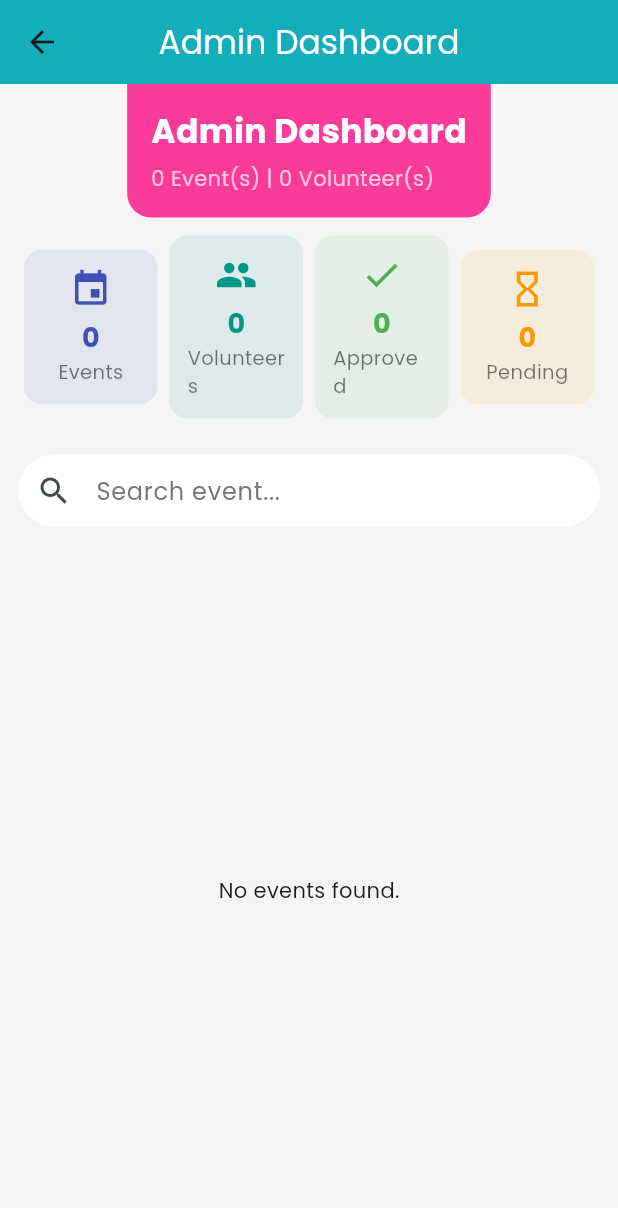
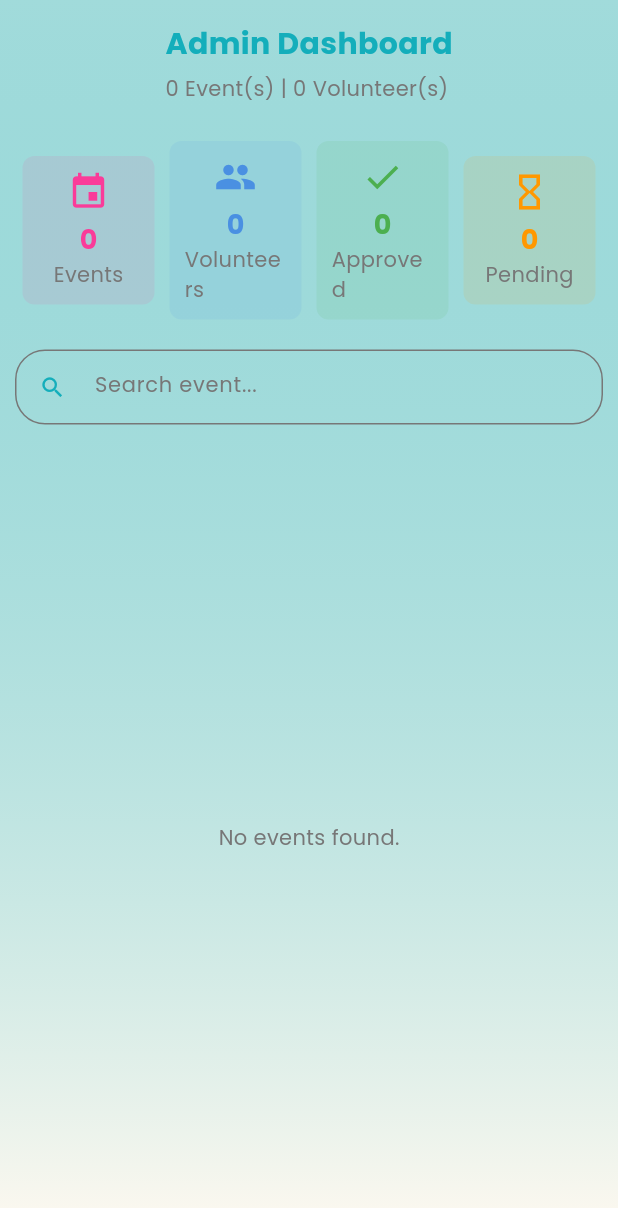
Before and after one commit to louihv/GPS_Flutter, a Flutter app: the AdminDashboardPage screen opened by its route, on a phone screen of 412 x 824 dp. Shown: the top 1208 px of the screen. Run offline on Flutter 3.47's test engine with Material 3 defaults, Android fonts, the phone set to English and light mode, and no system bars; our stand-ins replace firebase_auth, firebase_core, firebase_database, firebase_storage, flutter_map, fluttertoast and 7 more; missing offline and left inert: flutter_map_marker_cluster; accounts and stored records are empty.

Commit message:
admin dashboard changes

```diff
--- a/flutter_application/lib/providers/auth_provider.dart
+++ b/flutter_application/lib/providers/auth_provider.dart
@@ -5,7 +5,7 @@ import 'package:firebase_database/firebase_database.dart';
 
 class AuthProvider extends ChangeNotifier {
   User? _user;
-  Map<String, dynamic>? _userData;   // <-- contains the whole user doc from RTDB
+  Map<String, dynamic>? _userData;
 
   User? get user => _user;
   Map<String, dynamic>? get userData => _userData;
--- a/flutter_application/lib/screens/admin_dashboard_page.dart
+++ b/flutter_application/lib/screens/admin_dashboard_page.dart
@@ -1,5 +1,9 @@
 import 'package:flutter/material.dart';
 import 'package:firebase_database/firebase_database.dart';
+import 'package:flutter_application/styles/global_styles.dart';
+import 'package:google_fonts/google_fonts.dart';
+import '../constants/theme.dart';
+import '../styles/admindashboard_styles.dart';
 
 class AdminDashboardPage extends StatefulWidget {
   const AdminDashboardPage({Key? key}) : super(key: key);
@@ -104,38 +108,37 @@ class _AdminDashboardPageState extends State<AdminDashboardPage> {
     showModalBottomSheet(
       context: context,
       isScrollControlled: true,
-      backgroundColor: Colors.grey[50],
+      backgroundColor: Colors.white,
       shape: const RoundedRectangleBorder(
-          borderRadius: BorderRadius.vertical(top: Radius.circular(24))),
+          borderRadius: BorderRadius.vertical(top: Radius.circular(AdminDashboardStyles.borderRadiusLarge))),
       builder: (_) => Padding(
-        padding:
-            const EdgeInsets.only(top: 20, left: 20, right: 20, bottom: 40),
+        padding: const EdgeInsets.only(
+            top: AdminDashboardStyles.spacingMedium,
+            left: AdminDashboardStyles.spacingMedium,
+            right: AdminDashboardStyles.spacingMedium,
+            bottom: AdminDashboardStyles.spacingLarge),
         child: Column(
           mainAxisSize: MainAxisSize.min,
           children: [
             Text(
               'Applicants for "${eventData['eventName']}"',
-              style: const TextStyle(
-                  fontWeight: FontWeight.bold,
-                  fontSize: 18,
-                  color: Colors.teal),
+              style: AdminDashboardStyles.header,
             ),
-            const SizedBox(height: 12),
+            const SizedBox(height: AdminDashboardStyles.spacingSmall),
             if (applicants.isEmpty)
-              const Text('No applicants yet.',
-                  style: TextStyle(color: Colors.black54)),
+              Text('No applicants yet.', style: AdminDashboardStyles.subtitle),
             ...applicants.map((entry) {
               final uid = entry.key;
               final applicant = entry.value;
               return Card(
-                margin: const EdgeInsets.symmetric(vertical: 6),
+                margin: const EdgeInsets.symmetric(vertical: AdminDashboardStyles.spacingXSmall),
                 shape: RoundedRectangleBorder(
-                    borderRadius: BorderRadius.circular(12)),
+                    borderRadius: BorderRadius.circular(AdminDashboardStyles.borderRadiusMedium)),
                 child: ListTile(
-                  title: Text(applicant['email'] ?? 'No email'),
+                  title: Text(applicant['email'] ?? 'No email', style: AdminDashboardStyles.output),
                   subtitle: Text(
                       'Status: ${applicant['status'] ?? 'Pending'}',
-                      style: const TextStyle(fontSize: 13)),
+                      style: AdminDashboardStyles.subtitle),
                   trailing: Row(
                     mainAxisSize: MainAxisSize.min,
                     children: [
@@ -176,23 +179,15 @@ class _AdminDashboardPageState extends State<AdminDashboardPage> {
 
   Widget _buildHeader() {
     return Container(
-      padding: const EdgeInsets.all(16),
-      decoration: const BoxDecoration(
-        color: Color(0xFFFA3B99),
-        borderRadius: BorderRadius.vertical(bottom: Radius.circular(16)),
-      ),
+      padding: const EdgeInsets.all(AdminDashboardStyles.spacingMedium),
       child: Column(
         crossAxisAlignment: CrossAxisAlignment.start,
         children: [
-          const Text('Admin Dashboard',
-              style: TextStyle(
-                  fontSize: 22,
-                  fontWeight: FontWeight.bold,
-                  color: Colors.white)),
-          const SizedBox(height: 6),
+          Text('Admin Dashboard', style: GlobalStyles.header),
+          const SizedBox(height: AdminDashboardStyles.spacingXSmall),
           Text(
             '${events.length} Event(s) | $totalVolunteers Volunteer(s)',
-            style: const TextStyle(color: Colors.white70, fontSize: 14),
+            style: AdminDashboardStyles.subtitle,
           ),
         ],
       ),
@@ -201,12 +196,12 @@ class _AdminDashboardPageState extends State<AdminDashboardPage> {
 
   Widget _buildAnalyticsCards() {
     return Padding(
-      padding: const EdgeInsets.all(12),
+      padding: const EdgeInsets.all(AdminDashboardStyles.spacingSmall),
       child: Row(
         mainAxisAlignment: MainAxisAlignment.spaceBetween,
         children: [
-          _buildStatCard('Events', events.length, Icons.event, Colors.indigo),
-          _buildStatCard('Volunteers', totalVolunteers, Icons.people, Colors.teal),
+          _buildStatCard('Events', events.length, Icons.event, ThemeConstants.accent),
+          _buildStatCard('Volunteers', totalVolunteers, Icons.people, ThemeConstants.accentBlue),
           _buildStatCard('Approved', approvedVolunteers, Icons.check, Colors.green),
           _buildStatCard('Pending', pendingVolunteers, Icons.hourglass_empty, Colors.orange),
         ],
@@ -218,24 +213,24 @@ class _AdminDashboardPageState extends State<AdminDashboardPage> {
       String title, int value, IconData icon, Color color) {
     return Expanded(
       child: Container(
-        margin: const EdgeInsets.symmetric(horizontal: 4),
-        padding: const EdgeInsets.all(12),
+        margin: const EdgeInsets.symmetric(horizontal: AdminDashboardStyles.spacingXSmall),
+        padding: const EdgeInsets.all(AdminDashboardStyles.spacingSmall),
         decoration: BoxDecoration(
           color: color.withOpacity(0.1),
-          borderRadius: BorderRadius.circular(12),
+          borderRadius: BorderRadius.circular(AdminDashboardStyles.borderRadiusMedium),
         ),
         child: Column(
           children: [
             Icon(icon, color: color, size: 28),
-            const SizedBox(height: 6),
+            const SizedBox(height: AdminDashboardStyles.spacingXSmall),
             Text(
               value.toString(),
-              style: TextStyle(
+              style: AdminDashboardStyles.output.copyWith(
                   color: color, fontWeight: FontWeight.bold, fontSize: 18),
             ),
             Text(
               title,
-              style: const TextStyle(fontSize: 13, color: Colors.black54),
+              style: AdminDashboardStyles.subtitle,
             ),
           ],
         ),
@@ -246,76 +241,79 @@ class _AdminDashboardPageState extends State<AdminDashboardPage> {
   @override
   Widget build(BuildContext context) {
     return Scaffold(
-      backgroundColor: Colors.grey[100],
-      appBar: AppBar(
-        elevation: 0,
-        title: const Text('Admin Dashboard',
-        style: TextStyle(
-        color: Colors.white,
-        fontSize: 22,
+      body: Container(
+        decoration: const BoxDecoration(
+          gradient: LinearGradient(
+            begin: Alignment.topRight,
+            end: Alignment.bottomRight,
+            colors: [Color(0x6614AEBB), Color(0xFFFFF9F0)],
           ),
         ),
-        backgroundColor: const Color(0xFF14AEBB),
-        centerTitle: true,
-      ),
-      body: Column(
+        child: SafeArea(
+          child: Column(
             children: [
               _buildHeader(),
               _buildAnalyticsCards(),
               Padding(
-            padding: const EdgeInsets.all(12),
+                padding: const EdgeInsets.all(AdminDashboardStyles.spacingSmall),
+                child: Container(
+                  decoration: BoxDecoration(
+                    border: Border.all(color: ThemeConstants.placeholder),
+                    borderRadius: BorderRadius.circular(AdminDashboardStyles.borderRadiusXLarge),
+                  ),
                   child: TextField(
                     onChanged: _filterEvents,
+                    style: AdminDashboardStyles.output,
                     decoration: InputDecoration(
-                prefixIcon: const Icon(Icons.search),
+                      prefixIcon: const Icon(Icons.search, color: ThemeConstants.primary),
                       hintText: 'Search event...',
+                      hintStyle: AdminDashboardStyles.subtitle,
+                      border: InputBorder.none,
                       filled: true,
-                fillColor: Colors.white,
-                contentPadding:
-                    const EdgeInsets.symmetric(vertical: 0, horizontal: 16),
-                border: OutlineInputBorder(
-                  borderRadius: BorderRadius.circular(24),
-                  borderSide: BorderSide.none,
+                      fillColor: Colors.transparent,
+                      isDense: true,
+                      contentPadding: const EdgeInsets.symmetric(
+                        vertical: 12,
+                        horizontal: AdminDashboardStyles.spacingMedium,
                       ),
                     ),
+                  ),
+
                 ),
               ),
               Expanded(
                 child: isLoading
                     ? const Center(child: CircularProgressIndicator())
                     : filteredEvents.isEmpty
-                    ? const Center(child: Text('No events found.'))
+                        ? Center(child: Text('No events found.', style: AdminDashboardStyles.subtitle))
                         : ListView.builder(
-                        padding: const EdgeInsets.symmetric(horizontal: 12),
+                            padding: const EdgeInsets.symmetric(horizontal: AdminDashboardStyles.spacingSmall),
                             itemCount: filteredEvents.length,
                             itemBuilder: (context, i) {
                               final event = filteredEvents[i];
                               return Card(
                                 elevation: 3,
                                 shape: RoundedRectangleBorder(
-                                borderRadius: BorderRadius.circular(16)),
+                                    borderRadius: BorderRadius.circular(AdminDashboardStyles.borderRadiusMedium)),
                                 child: ListTile(
-                              contentPadding: const EdgeInsets.all(16),
+                                  contentPadding: const EdgeInsets.all(AdminDashboardStyles.spacingMedium),
                                   title: Text(
                                     event['eventName'] ?? 'Untitled Event',
-                                style: const TextStyle(
-                                    fontWeight: FontWeight.w600,
-                                    fontSize: 16),
+                                    style: AdminDashboardStyles.output.copyWith(
+                                        fontWeight: FontWeight.w600, fontSize: 16),
                                   ),
                                   subtitle: Padding(
-                                padding: const EdgeInsets.only(top: 6),
+                                    padding: const EdgeInsets.only(top: AdminDashboardStyles.spacingXSmall),
                                     child: Text(
-                                  event['description'] ??
-                                      'No description available.',
+                                      event['description'] ?? 'No description available.',
                                       maxLines: 2,
                                       overflow: TextOverflow.ellipsis,
+                                      style: AdminDashboardStyles.subtitle,
                                     ),
                                   ),
                                   trailing: IconButton(
-                                icon: const Icon(Icons.people,
-                                    color: Color(0xFFFA3B99), size: 26),
-                                onPressed: () =>
-                                    _viewApplicants(event['id'], event),
+                                    icon: const Icon(Icons.people, color: ThemeConstants.accent, size: 26),
+                                    onPressed: () => _viewApplicants(event['id'], event),
                                   ),
                                 ),
                               );
@@ -324,6 +322,8 @@ class _AdminDashboardPageState extends State<AdminDashboardPage> {
               ),
             ],
           ),
+        ),
+      ),
     );
   }
 }
--- a/flutter_application/lib/screens/nav_screen.dart
+++ b/flutter_application/lib/screens/nav_screen.dart
@@ -29,7 +29,6 @@ class _NavScreenState extends State<NavScreen> {
     final auth = Provider.of<AuthProvider>(context);
     final bool isAbAdmin = auth.isAbAdmin;
 
-    // 🧭 Define separate nav items for volunteer vs admin
     final List<Widget> volunteerPages = [
       const RecommendationsPage(),
       const MapPage(),
--- /dev/null
+++ b/flutter_application/lib/styles/admindashboard_styles.dart
@@ -0,0 +1,35 @@
+import 'package:flutter/material.dart';
+import 'package:google_fonts/google_fonts.dart';
+import '../constants/theme.dart';
+
+class AdminDashboardStyles {
+  // Spacing
+  static const double spacingXSmall = 5;
+  static const double spacingSmall = 10;
+  static const double spacingMedium = 15;
+  static const double spacingLarge = 20;
+  static const double spacingXLarge = 30;
+
+  // Border Radius
+  static const double borderRadiusSmall = 4;
+  static const double borderRadiusMedium = 8;
+  static const double borderRadiusLarge = 10;
+  static const double borderRadiusXLarge = 20;
+
+  // Text Styles with Poppins
+  static final TextStyle header = GoogleFonts.poppins(
+    fontWeight: FontWeight.bold,
+    fontSize: 20,
+    color: ThemeConstants.primary,
+  );
+
+  static final TextStyle subtitle = GoogleFonts.poppins(
+    fontSize: 14,
+    color: ThemeConstants.placeholder,
+  );
+
+  static final TextStyle output = GoogleFonts.poppins(
+    fontSize: 13,
+    color: Colors.black,
+  );
+}
--- /dev/null
+++ b/flutter_application/lib/styles/global_styles.dart
@@ -0,0 +1,26 @@
+import 'package:flutter/material.dart';
+import 'package:google_fonts/google_fonts.dart';
+import '../constants/theme.dart';
+
+class GlobalStyles {
+  // Spacing
+  static const double spacingXSmall = 5;
+  static const double spacingSmall = 10;
+  static const double spacingMedium = 15;
+  static const double spacingLarge = 20;
+  static const double spacingXLarge = 30;
+
+  // Border Radius
+  static const double borderRadiusSmall = 4;
+  static const double borderRadiusMedium = 8;
+  static const double borderRadiusLarge = 10;
+  static const double borderRadiusXLarge = 20;
+
+  // Text Styles with Poppins
+  static final TextStyle header = GoogleFonts.poppins(
+    fontWeight: FontWeight.bold,
+    fontSize: 20,
+    color: ThemeConstants.primary,
+  );
+
+}
```
Also changed, not shown: flutter_application/lib/screens/profile_screen.dart (+6 -11 lines), flutter_application/lib/screens/register_screen.dart (+5 -11 lines), 1 other file. Lines whose indentation alone changed are shown as unchanged.
